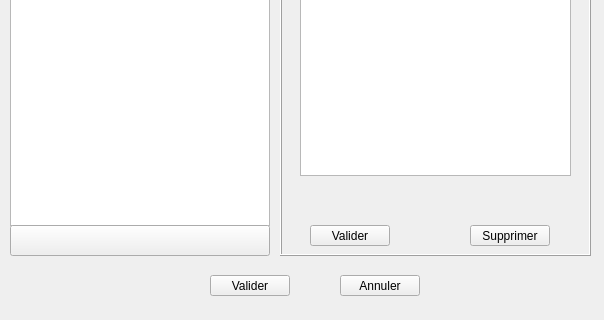
samlach2222/ProjetCDAA-R, file CDAA-R/IHM/ui_interactioncontact.ui: the form before one commit; both pictures show x 0 to 604 and y 225 to 545 of the 604 by 545 pixel window.
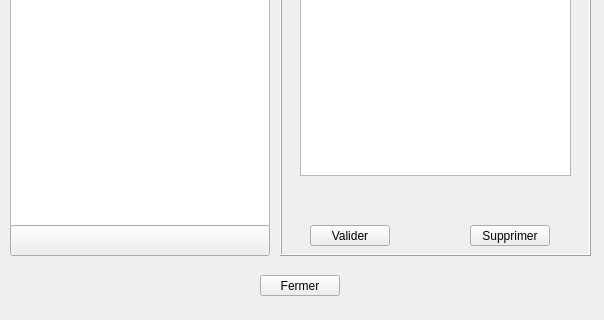
The form after the commit.

```diff
--- a/CDAA-R/IHM/ui_interactioncontact.ui
+++ b/CDAA-R/IHM/ui_interactioncontact.ui
@@ -140,27 +140,14 @@
   <widget class="QPushButton" name="BValider">
    <property name="geometry">
     <rect>
-     <x>210</x>
+     <x>260</x>
      <y>500</y>
      <width>80</width>
      <height>21</height>
     </rect>
    </property>
    <property name="text">
-    <string>Valider</string>
-   </property>
-  </widget>
-  <widget class="QPushButton" name="BAnnuler">
-   <property name="geometry">
-    <rect>
-     <x>340</x>
-     <y>500</y>
-     <width>80</width>
-     <height>21</height>
-    </rect>
-   </property>
-   <property name="text">
-    <string>Annuler</string>
+    <string>Fermer</string>
    </property>
   </widget>
  </widget>
```
Left out of the diff: 32 changed lines with no effect on the pictures.
